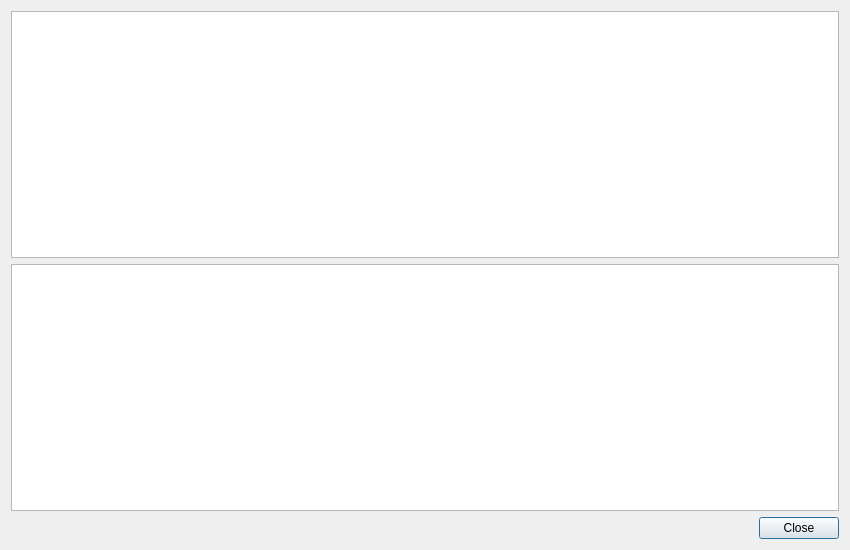
This is src/provozni_denik/ui/forms/history_view.ui in mp00077/Provozni-denik as Qt 5 draws it before an edit. The edited form follows.
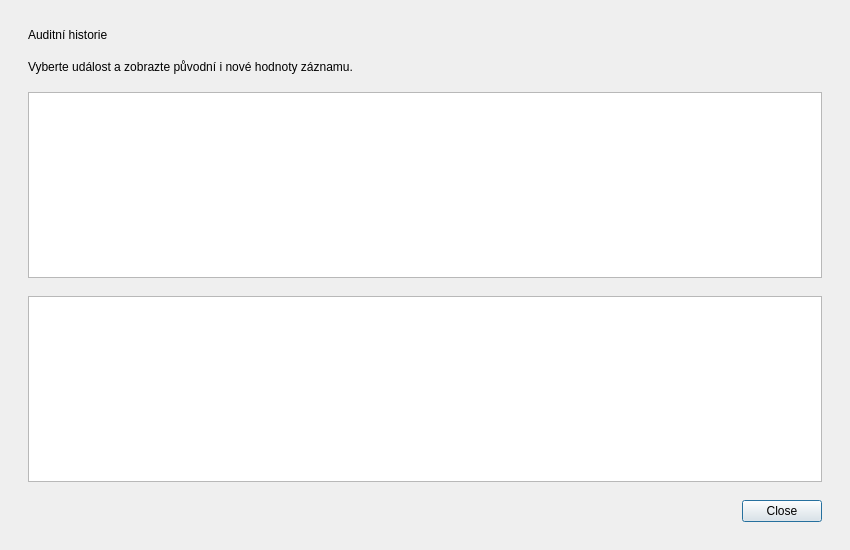
This is the edited form.

Patch:
```diff
--- a/src/provozni_denik/ui/forms/history_view.ui
+++ b/src/provozni_denik/ui/forms/history_view.ui
@@ -5,10 +5,84 @@
   <property name="windowTitle"><string>Auditní historie</string></property>
   <property name="geometry"><rect><x>0</x><y>0</y><width>850</width><height>550</height></rect></property>
   <layout class="QVBoxLayout" name="layout">
-   <item><widget class="QTableWidget" name="eventsTable"><property name="selectionBehavior"><enum>QAbstractItemView::SelectRows</enum></property><property name="selectionMode"><enum>QAbstractItemView::SingleSelection</enum></property><property name="editTriggers"><set>QAbstractItemView::NoEditTriggers</set></property></widget></item>
-   <item><widget class="QPlainTextEdit" name="detailsEdit"><property name="readOnly"><bool>true</bool></property></widget></item>
-   <item><widget class="QDialogButtonBox" name="buttonBox"><property name="standardButtons"><set>QDialogButtonBox::Close</set></property></widget></item>
+   <item>
+    <widget class="QLabel" name="dialogTitle">
+     <property name="text">
+      <string>Auditní historie</string>
+     </property>
+     <property name="role" stdset="0">
+      <string>title</string>
+     </property>
+     <property name="wordWrap">
+      <bool>true</bool>
+     </property>
+    </widget>
+   </item>
+   <item>
+    <widget class="QLabel" name="dialogSubtitle">
+     <property name="text">
+      <string>Vyberte událost a zobrazte původní i nové hodnoty záznamu.</string>
+     </property>
+     <property name="role" stdset="0">
+      <string>subtitle</string>
+     </property>
+     <property name="wordWrap">
+      <bool>true</bool>
+     </property>
+    </widget>
+   </item>
+   <item>
+    <widget class="QTableWidget" name="eventsTable">
+     <property name="selectionBehavior">
+      <enum>QAbstractItemView::SelectRows</enum>
+     </property>
+     <property name="selectionMode">
+      <enum>QAbstractItemView::SingleSelection</enum>
+     </property>
+     <property name="editTriggers">
+      <set>QAbstractItemView::NoEditTriggers</set>
+     </property>
+    </widget>
+   </item>
+   <item>
+    <widget class="QPlainTextEdit" name="detailsEdit">
+     <property name="readOnly">
+      <bool>true</bool>
+     </property>
+     <property name="minimumHeight">
+      <number>170</number>
+     </property>
+    </widget>
+   </item>
+   <item>
+    <widget class="QDialogButtonBox" name="buttonBox">
+     <property name="standardButtons">
+      <set>QDialogButtonBox::Close</set>
+     </property>
+    </widget>
+   </item>
+   <property name="leftMargin">
+    <number>28</number>
+   </property>
+   <property name="topMargin">
+    <number>28</number>
+   </property>
+   <property name="rightMargin">
+    <number>28</number>
+   </property>
+   <property name="bottomMargin">
+    <number>28</number>
+   </property>
+   <property name="spacing">
+    <number>18</number>
+   </property>
   </layout>
+  <property name="minimumSize">
+   <size>
+    <width>800</width>
+    <height>540</height>
+   </size>
+  </property>
  </widget>
  <resources/>
  <connections/>
```
Left out of the diff: 19 changed lines with no effect on the pictures.
